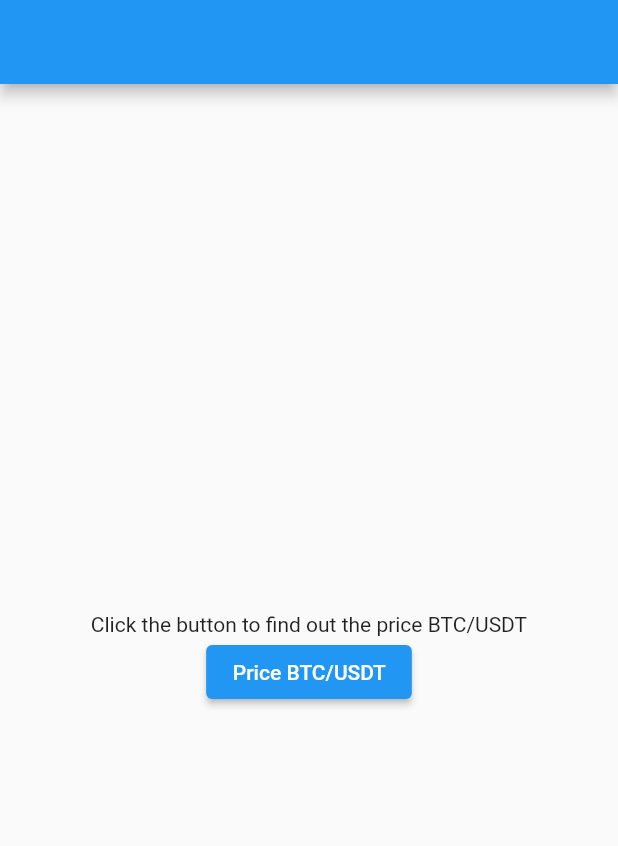
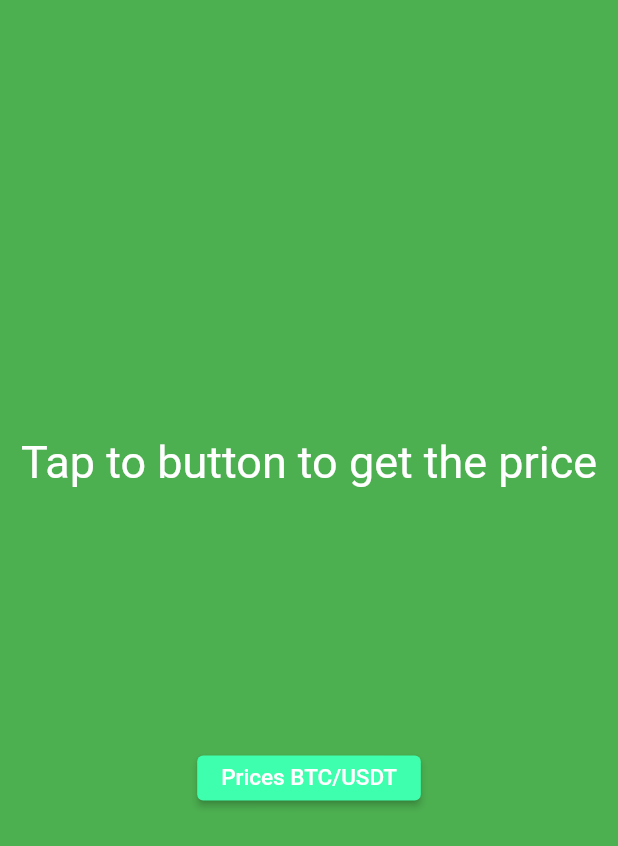
Before and after one commit to mrLosy/priceBtc, a Flutter app: the screen it shows after launch, on a phone screen of 412 x 824 dp. Shown: the top 846 px of the screen. Run offline on Flutter 3.47's test engine with Material 2 defaults, Android fonts, the phone set to English and light mode, and no system bars.

Commit message:
Add files via upload

```diff
--- a/lib/main.dart
+++ b/lib/main.dart
@@ -1,70 +1,75 @@
-
 import 'package:flutter/material.dart';
 import 'binance.dart';
+// import 'package:flutter/services.dart';
 
-void main() => runApp(
-     MaterialApp(
+void main() {
+  runApp(const MaterialApp(
       debugShowCheckedModeBanner: false,
-        home:  Scaffold(
-            appBar:  AppBar(),
-            body: const NewsBoxFavourit()
-        )
-    )
-);
+      home: Scaffold(body: NewsBoxFavourit())));
+  // SystemChrome.setSystemUIOverlayStyle(SystemUiOverlay.bottom);
+
+}
 
 class NewsBoxFavourit extends StatefulWidget {
-
-  const NewsBoxFavourit({Key? key}) :super(key: key);
+  const NewsBoxFavourit({Key? key}) : super(key: key);
 
   @override
   createState() => NewsBoxFavouritState();
 }
 
 class NewsBoxFavouritState extends State<NewsBoxFavourit> {
-
-  late String priceToken = "";
-
+  late String priceToken = "Tap to button to get the price";
 
   NewsBoxFavouritState();
 
-  void pressButton() async
-  {
-    List<BinanceElem> testlist = await  Binance().fetchJsonBinance();
+  void pressButton() async {
+    List<BinanceElem> testlist = await Binance().fetchJsonBinance();
 
-    for (var element in testlist)
-    {
-      if (element.symbol == "BTCUSDT")
-      {
+    for (var element in testlist) {
+      if (element.symbol == "BTCUSDT") {
         setState(() {
-            priceToken = element.lastPrice;
+          priceToken =
+              element.lastPrice.substring(0, element.lastPrice.indexOf('.')) +
+                  ' USDT';
         });
       }
     }
   }
 
   @override
-  Widget build(BuildContext context){
-    return Center(
+  Widget build(BuildContext context) {
+    return Container(
+        color: Colors.green,
+        child: Center(
           child: SizedBox(
             height: 600,
             child: Column(
-          mainAxisAlignment: MainAxisAlignment.center,
+              mainAxisAlignment: MainAxisAlignment.spaceEvenly,
               children: <Widget>[
-          const Text ('Click the button to find out the price BTC/USDT', textAlign: TextAlign.center),
-          ElevatedButton(
+                Text(priceToken,
+                    style: const TextStyle(color: Colors.white, fontSize: 30.0),
+                    textAlign: TextAlign.center),
+                SizedBox(
+                  height: 30,
+                  child: ElevatedButton(
+                      style: ElevatedButton.styleFrom(
+                        primary: const Color(0xFF3DFFAD),
+                      ),
                       onPressed: pressButton,
-            child: Text ('Price BTC/USDT $priceToken', textAlign: TextAlign.center,)
+                      child: const Text(
+                        'Prices BTC/USDT',
+                        style: TextStyle(fontSize: 15),
+                        textAlign: TextAlign.center,
+                      )),
                 ),
               ],
             ),
           ),
-    );
+        ));
   }
 }
 
-
 // class NewsBox extends StatelessWidget {
-
 
 //  NewsBox();
 
@@ -84,10 +89,6 @@ class NewsBoxFavouritState extends State<NewsBoxFavourit> {
 //     );
 //   }
 // }
-
-
-
-
 
 class MyApp extends StatelessWidget {
   const MyApp({Key? key}) : super(key: key);
```
Lines whose indentation alone changed are shown as unchanged.
